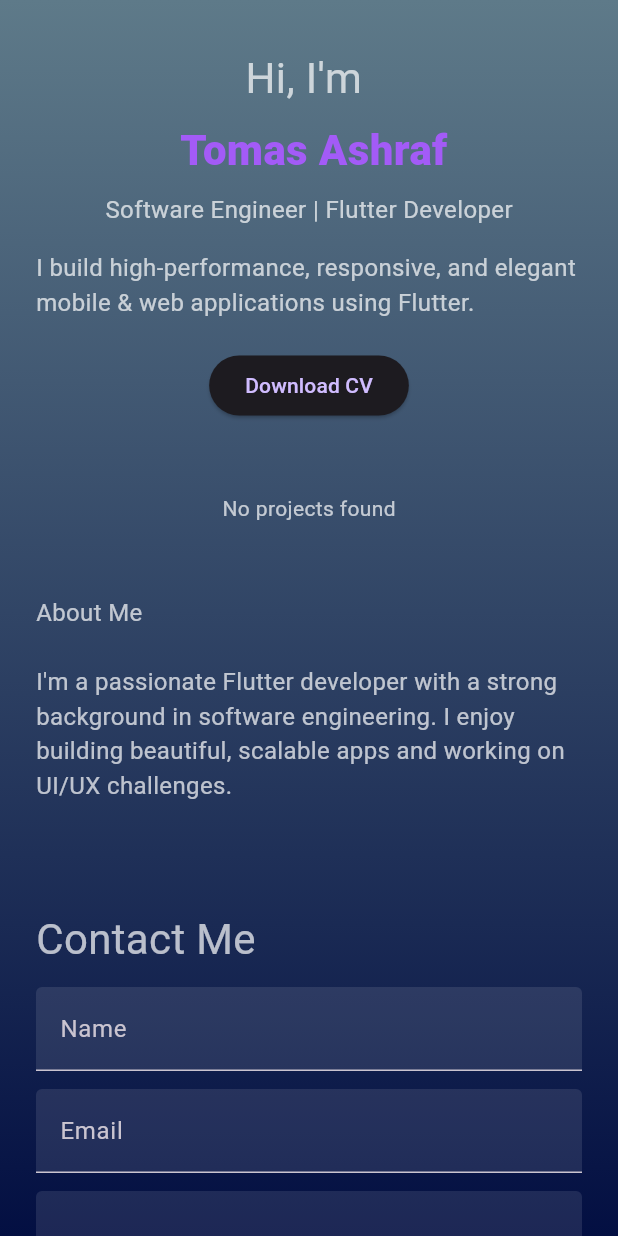
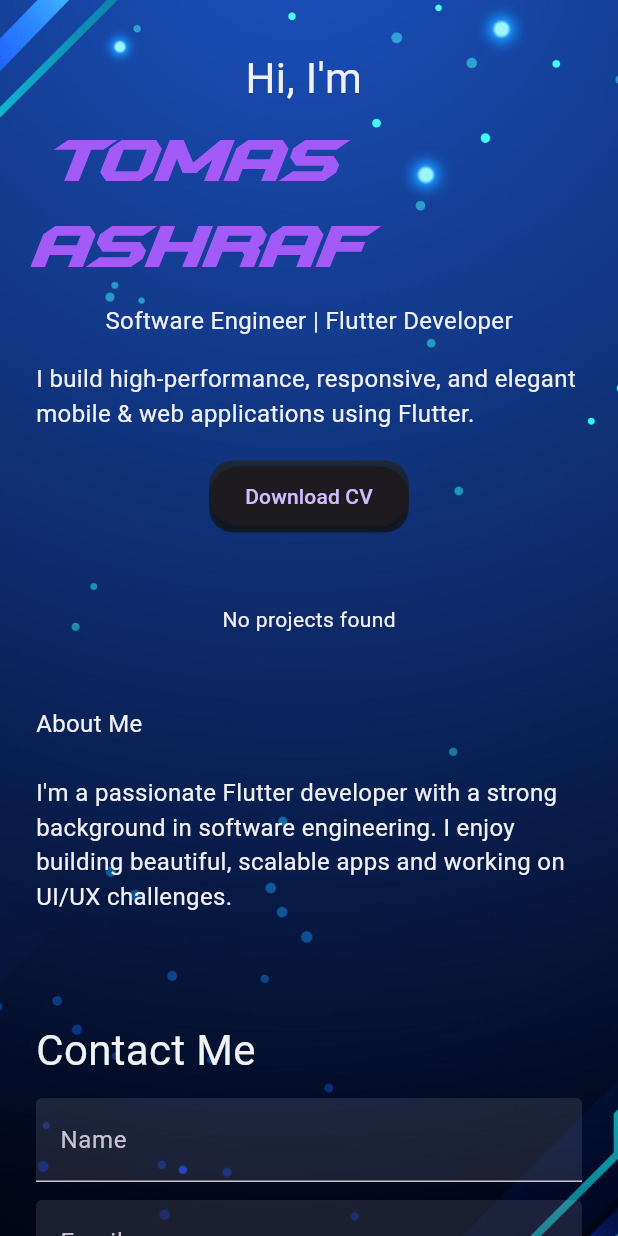
Before and after one commit to Tomas-Ashraf/Tomas_Website, a Flutter app: the screen it shows after launch, on a phone screen of 412 x 824 dp. Run offline on Flutter 3.47's test engine with Material 3 defaults, Android fonts, the phone set to English and light mode, and no system bars; drawn by our look-alikes of flutter_animate; our stand-ins replace cloud_firestore, firebase_core; accounts and stored records are empty.

Commit message:
Change the Background from a gradient color to an Image background, add some fonts and add a project details screen

```diff
--- a/lib/main.dart
+++ b/lib/main.dart
@@ -4,6 +4,8 @@ import 'package:firebase_core/firebase_core.dart';
 import 'package:flutter/material.dart';
 import 'package:flutter_animate/flutter_animate.dart';
 import 'package:tomas_website/services/get_projects_service.dart';
+import 'package:tomas_website/views/home_page.dart';
+import 'package:tomas_website/views/project_details.dart';
 import 'package:tomas_website/widgets/header_section.dart';
 import 'package:tomas_website/widgets/projects_section.dart';
 import 'firebase_options.dart';
@@ -11,24 +13,25 @@ import 'firebase_options.dart';
 Future<void> main() async {
   WidgetsFlutterBinding.ensureInitialized();
   await Firebase.initializeApp(options: DefaultFirebaseOptions.currentPlatform);
-  runApp(const PortfolioApp());
+  runApp(const TomasWebSite());
 }
 
-class PortfolioApp extends StatefulWidget {
-  const PortfolioApp({super.key});
+class TomasWebSite extends StatefulWidget {
+  const TomasWebSite({super.key});
 
   @override
-  State<PortfolioApp> createState() => _PortfolioAppState();
+  State<TomasWebSite> createState() => _TomasWebSiteState();
 }
 
-class _PortfolioAppState extends State<PortfolioApp> {
+class _TomasWebSiteState extends State<TomasWebSite> {
   @override
   Widget build(BuildContext context) {
     return MaterialApp(
       title: 'Tomas Ashraf | Flutter Developer',
       theme: ThemeData.dark().copyWith(
+
         textTheme: const TextTheme(
-          bodyMedium: TextStyle(color: Colors.white70),
+          bodyMedium: TextStyle(color: Color(0xFFf1f1f3)),
           headlineMedium: TextStyle(
             color: Colors.white,
             fontWeight: FontWeight.bold,
@@ -36,44 +39,12 @@ class _PortfolioAppState extends State<PortfolioApp> {
         ),
       ),
       home: const HomePage(),
+      initialRoute: 'HomePage',
+      routes: {
+        'HomePage': (context) => const HomePage(),
+        'ProjectDetails': (context) => const ProjectDetails(),
+      },
       debugShowCheckedModeBanner: false,
-    );
-  }
-}
-
-class HomePage extends StatelessWidget {
-  const HomePage({super.key});
-
-  @override
-  Widget build(BuildContext context) {
-    final isMobile = MediaQuery.of(context).size.width < 600;
-    return Scaffold(
-      body: Container(
-        decoration: BoxDecoration(
-          gradient: LinearGradient(
-            begin: Alignment.topCenter,
-            end: Alignment.bottomCenter,
-            colors: [Color(0xFF5e7a89), Color(0xFF030f42)],
-          ),
-        ),
-        child: SingleChildScrollView(
-          padding: const EdgeInsets.symmetric(horizontal: 24.0, vertical: 32.0),
-          child: Center(
-            child: Column(
-              crossAxisAlignment: CrossAxisAlignment.center,
-              children: [
-                const HeaderSection().animate().fade().slideY(),
-                const SizedBox(height: 48),
-                const ProjectsSection().animate().fade(duration: 600.ms),
-                const SizedBox(height: 48),
-                const AboutSection().animate().fade(duration: 600.ms),
-                const SizedBox(height: 48),
-                const ContactSection().animate().fade(duration: 600.ms),
-              ],
-            ),
-          ),
-        ),
-      ),
     );
   }
 }
@@ -156,9 +127,11 @@ class _ContactSectionState extends State<ContactSection> {
           ),
         ),
         const SizedBox(height: 24),
-        const Text('Email: tomas.dev@example.com'),
-        const Text('LinkedIn: linkedin.com/in/tomas-ashraf'),
-        const Text('GitHub: github.com/tomas-ashraf'),
+        const Text('Email: tomasashraf70@gmail.com'),
+        const Text(
+          'LinkedIn: https://www.linkedin.com/in/tomas-ashraf-adly-72659a1b5/',
+        ),
+        const Text('GitHub: https://github.com/Tomas-Ashraf'),
       ],
     );
   }
--- a/lib/models/project_model.dart
+++ b/lib/models/project_model.dart
@@ -1,16 +1,18 @@
 class ProjectModel {
+  String? id;
   String projectName;
   String projectSubtitle;
-  String? projectDescription;
+  String projectDescription;
   List<dynamic> techStack;
   String projectImage;
   String? projectVideos;
   int? projectOrder;
 
-  ProjectModel({
+  ProjectModel(
+    this.projectDescription, {
+    this.id,
     required this.projectName,
     required this.projectSubtitle,
-    this.projectDescription,
     required this.techStack,
     required this.projectImage,
     this.projectVideos,
--- a/lib/services/get_projects_service.dart
+++ b/lib/services/get_projects_service.dart
@@ -16,12 +16,14 @@ class GetProjectsService {
             for (var doc in querySnapshot.docs) {
               projectsList.add(
                 ProjectModel(
+                  doc['project_description'].toString(),
+                  id: doc['project_description'].toString(),
                   projectName: doc['project_name'].toString(),
                   projectSubtitle: doc['project_subtitle'].toString(),
                   techStack: List<String>.from(doc['project_techstack']),
                   projectImage: doc['project_image'].toString(),
                   projectOrder: doc['project_order'],
-                  projectDescription: doc['project_description'].toString(),
+
                   projectVideos: doc['project_videos'].toString(),
                 ),
               );
--- /dev/null
+++ b/lib/views/home_page.dart
@@ -0,0 +1,44 @@
+// ignore_for_file: unused_local_variable
+
+import 'package:flutter/material.dart';
+import 'package:flutter_animate/flutter_animate.dart';
+import 'package:tomas_website/main.dart';
+import 'package:tomas_website/widgets/header_section.dart';
+import 'package:tomas_website/widgets/projects_section.dart';
+
+class HomePage extends StatelessWidget {
+  const HomePage({super.key});
+
+  @override
+  Widget build(BuildContext context) {
+    final isMobile = MediaQuery.of(context).size.width < 600;
+    return Scaffold(
+      body: Container(
+        decoration: BoxDecoration(
+          image: DecorationImage(
+            image: AssetImage('assets/images/4884273.jpg'),
+            fit: BoxFit.cover,
+          ),
+
+        ),
+        child: SingleChildScrollView(
+          padding: const EdgeInsets.symmetric(horizontal: 24.0, vertical: 32.0),
+          child: Center(
+            child: Column(
+              crossAxisAlignment: CrossAxisAlignment.center,
+              children: [
+                const HeaderSection().animate().fade().slideY(),
+                const SizedBox(height: 48),
+                const ProjectsSection().animate().fade(duration: 600.ms),
+                const SizedBox(height: 48),
+                const AboutSection().animate().fade(duration: 600.ms),
+                const SizedBox(height: 48),
+                const ContactSection().animate().fade(duration: 600.ms),
+              ],
+            ),
+          ),
+        ),
+      ),
+    );
+  }
+}
--- a/lib/widgets/cv_button_widget.dart
+++ b/lib/widgets/cv_button_widget.dart
@@ -9,7 +9,18 @@ class CvButtonWidget extends StatelessWidget {
   Widget build(BuildContext context) {
     String? resumeUrl;
 
-    return         ElevatedButton(
+    return Container(
+      decoration: BoxDecoration(
+        gradient: LinearGradient(
+          begin: Alignment.topCenter,
+          end: Alignment.bottomCenter,
+          colors:
+          //  [Colors.transparent, Color(0xFF111927)],
+          [Color(0xFF1e2836), Color(0xFF111927)],
+        ),
+        borderRadius: BorderRadius.circular(16),
+      ),
+      child: ElevatedButton(
         onPressed: () async {
           print('Cv Button Tapped');
           resumeUrl = await GetResumeLink().getResumeUrl();
@@ -17,6 +28,7 @@ class CvButtonWidget extends StatelessWidget {
           await launchUrl(uri, webOnlyWindowName: '_blank');
         },
         child: const Text("Download CV"),
+      ),
     );
   }
 }
--- a/lib/widgets/header_section.dart
+++ b/lib/widgets/header_section.dart
@@ -15,9 +15,11 @@ class HeaderSection extends StatelessWidget {
         Text(
           ' Tomas Ashraf',
           style: TextStyle(
-            fontSize: isMobile ? 28 : 36,
+            fontSize: isMobile ? 40 : 60,
+            // isMobile ? 28 : 36,
             fontWeight: FontWeight.w900,
             color: Color(0xffa35bf7),
+            fontFamily: 'Sprintura_Demo',
           ),
         ),
         const SizedBox(height: 8),
--- a/lib/widgets/projects_section.dart
+++ b/lib/widgets/projects_section.dart
@@ -37,6 +37,7 @@ class ProjectsSection extends StatelessWidget {
                 children: List.generate(projectList.length, (index) {
                   return ProjectCardWidget(
                     projectModel: ProjectModel(
+                      projectList[index].projectDescription,
                       projectName: projectList[index].projectName,
                       projectSubtitle: projectList[index].projectSubtitle,
                       techStack: projectList[index].techStack,
```
Also changed, not shown: lib/views/project_details.dart (added, +140 -0 lines), lib/widgets/project_card_widget.dart (+20 -6 lines), pubspec.yaml (+14 -4 lines), assets/fonts/RushDriver_Italic.otf (added), assets/fonts/Sprintura_Demo.otf (added), assets/images/4884273.jpg (added), assets/images/5166950.jpg (added), assets/images/6106991.jpg (added). Lines whose indentation alone changed are shown as unchanged.
